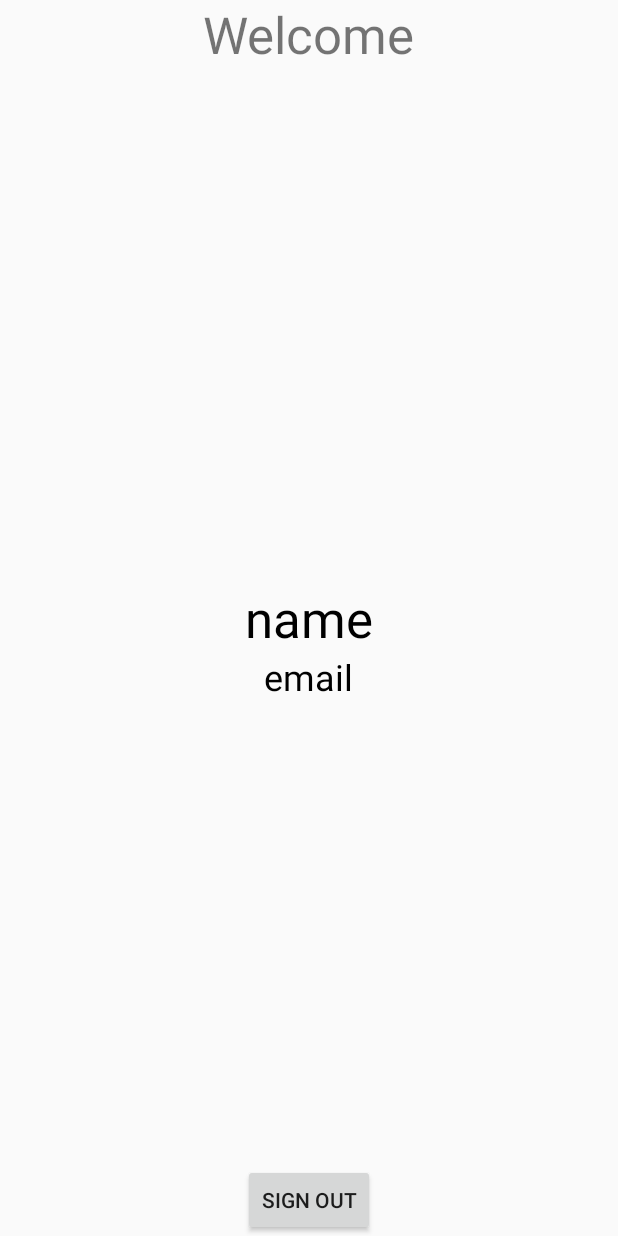
After one commit to adhwaith2002/Easify, an Android app: the SecondActivity screen opened directly, with no data from a screen before it, on a phone screen of 412 x 824 dp. The commit adds this screen. Run offline under Robolectric (Android 15) with nearby library versions, the phone set to English and light mode, and no system bars; Roboto replaces fonts that are not available here.

Commit message:
fourth commit

```diff
--- a/app/build.gradle
+++ b/app/build.gradle
@@ -41,5 +41,6 @@ dependencies {
     testImplementation 'junit:junit:4.13.2'
     androidTestImplementation 'com.android.support.test:runner:1.0.2'
     androidTestImplementation 'com.android.support.test.espresso:espresso-core:3.0.2'
+    implementation 'com.google.android.gms:play-services-auth:20.5.0'
 
 }
--- /dev/null
+++ b/app/src/main/java/com/example/easify/SecondActivity.java
@@ -0,0 +1,65 @@
+package com.example.easify;
+
+import androidx.annotation.NonNull;
+import androidx.appcompat.app.AppCompatActivity;
+
+import android.content.Intent;
+import android.os.Bundle;
+import android.view.View;
+import android.widget.Button;
+import android.widget.ImageView;
+import android.widget.TextView;
+
+import com.google.android.gms.auth.api.signin.GoogleSignIn;
+import com.google.android.gms.auth.api.signin.GoogleSignInAccount;
+import com.google.android.gms.auth.api.signin.GoogleSignInClient;
+import com.google.android.gms.auth.api.signin.GoogleSignInOptions;
+import com.google.android.gms.tasks.OnCompleteListener;
+import com.google.android.gms.tasks.Task;
+
+public class SecondActivity extends AppCompatActivity {
+
+    GoogleSignInOptions gso;
+    GoogleSignInClient gsc;
+
+    TextView name,email;
+    Button signOutBtn;
+
+
+    @Override
+    protected void onCreate(Bundle savedInstanceState) {
+        super.onCreate(savedInstanceState);
+        setContentView(R.layout.activity_second);
+
+        name = findViewById(R.id.name);
+        email = findViewById(R.id.email);
+        signOutBtn = findViewById(R.id.signout);
+
+        gso = new GoogleSignInOptions.Builder(GoogleSignInOptions.DEFAULT_SIGN_IN).requestEmail().build();
+        gsc = GoogleSignIn.getClient(this,gso);
+
+        GoogleSignInAccount acct = GoogleSignIn.getLastSignedInAccount(this);
+        if(acct!=null){
+            String personName = acct.getDisplayName();
+            String personEmail = acct.getEmail();
+            name.setText(personName);
+            email.setText(personEmail);
+        }
+
+        signOutBtn.setOnClickListener(new View.OnClickListener() {
+            @Override
+            public void onClick(View view) {
+                signOut();
+            }
+        });
+    }
+    void signOut(){
+        gsc.signOut().addOnCompleteListener(new OnCompleteListener<Void>() {
+            @Override
+            public void onComplete(@NonNull Task<Void> task) {
+                finish();
+                startActivity(new Intent(SecondActivity.this,MainActivity.class));
+            }
+        });
+    }
+}
--- /dev/null
+++ b/app/src/main/res/layout/activity_second.xml
@@ -0,0 +1,46 @@
+<?xml version="1.0" encoding="utf-8"?>
+<RelativeLayout xmlns:android="http://schemas.android.com/apk/res/android"
+    xmlns:app="http://schemas.android.com/apk/res-auto"
+    xmlns:tools="http://schemas.android.com/tools"
+    android:layout_width="match_parent"
+    android:layout_height="match_parent"
+    tools:context=".SecondActivity">
+
+    <TextView
+        android:layout_width="wrap_content"
+        android:layout_height="wrap_content"
+        android:text="Welcome"
+        android:layout_centerHorizontal="true"
+        android:textSize="34sp"
+        />
+
+    <TextView
+        android:layout_width="wrap_content"
+        android:layout_height="wrap_content"
+        android:text="name"
+        android:textColor="@color/black"
+        android:id="@+id/name"
+        android:layout_centerVertical="true"
+        android:layout_centerHorizontal="true"
+        android:textSize="34sp"
+        />
+    <TextView
+        android:layout_width="wrap_content"
+        android:layout_height="wrap_content"
+        android:text="email"
+        android:id="@+id/email"
+        android:textColor="@color/black"
+        android:layout_centerVertical="true"
+        android:layout_centerHorizontal="true"
+        android:layout_below="@id/name"
+        android:textSize="24sp"
+        />
+    <Button
+        android:layout_width="wrap_content"
+        android:layout_height="wrap_content"
+        android:id="@+id/signout"
+        android:text="Sign out"
+        android:layout_centerHorizontal="true"
+        android:layout_alignParentBottom="true"/>
+
+</RelativeLayout>
```
Also changed, not shown: app/src/main/AndroidManifest.xml (+9 -3 lines), app/src/main/java/com/example/easify/MainActivity.java (+53 -0 lines), app/src/main/res/layout/activity_main.xml (+8 -0 lines), app/src/main/res/drawable/google.png (added).
